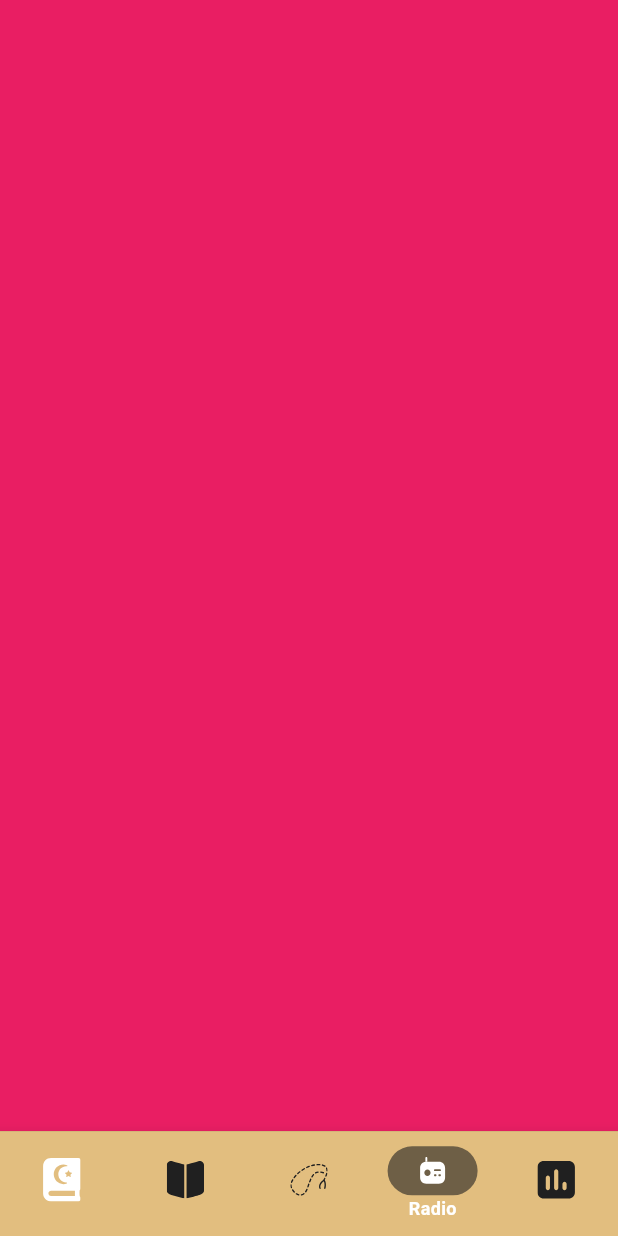
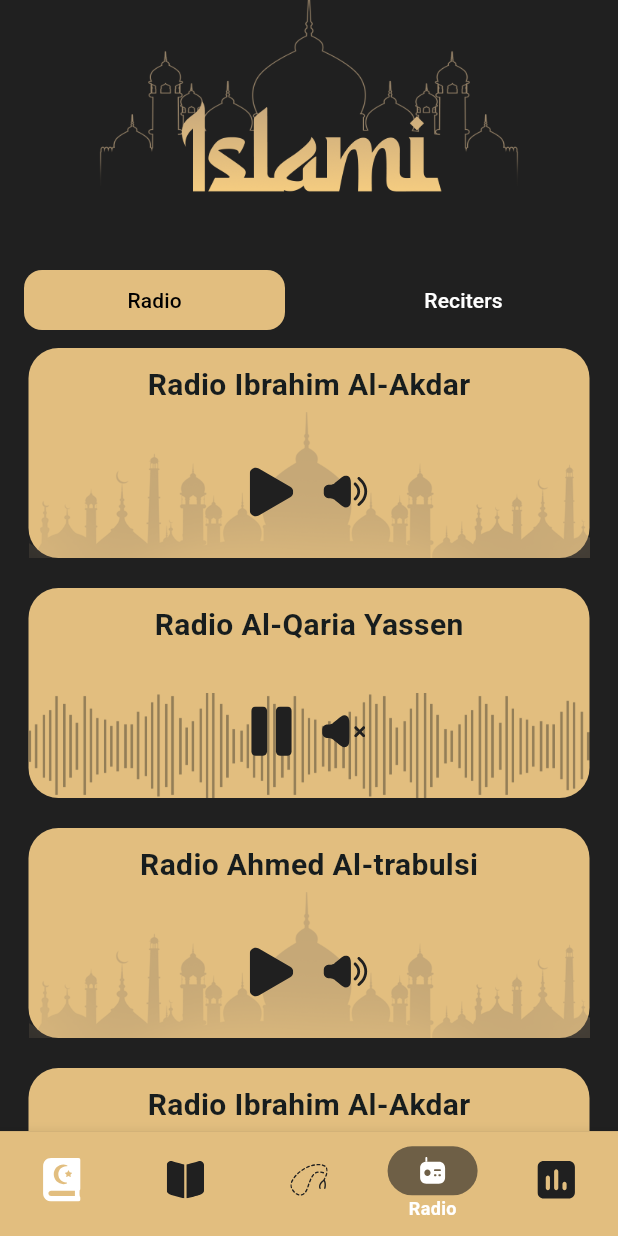
Before and after one commit to MarkGmal/islamyApp, a Flutter app: the MainLayer screen opened directly, item 4 of the bottom bar chosen, on a phone screen of 412 x 824 dp. Run offline on Flutter 3.47's test engine with Material 3 defaults, Android fonts, the phone set to English and light mode, and no system bars; our stand-ins replace flutter_svg, introduction_screen.

Commit message:
radio tab
Signed-off-by: MarkGmal <markgamal780@gmail.com>

```diff
--- a/lib/Commen/app_const.dart
+++ b/lib/Commen/app_const.dart
@@ -15,4 +15,10 @@ abstract class AppConsts {
   static const String introBg3 = 'assets/images/intro_bg3.png';
   static const String introBg4 = 'assets/images/intro_bg4.png';
   static const String introBg5 = 'assets/images/intro_bg5.png';
+  static const String bg1Card = 'assets/images/bg1_card.png';
+  static const String play = 'assets/svg_icons/play.svg';
+  static const String pause = 'assets/svg_icons/pause.svg';
+  static const String volumeHigh = 'assets/svg_icons/volume_high.svg';
+  static const String volumeLow = 'assets/svg_icons/volume_low.svg';
+  static const String soundWave = 'assets/images/sound_wave.png';
 }
--- a/lib/Screens/Main Layer/main_layer.dart
+++ b/lib/Screens/Main Layer/main_layer.dart
@@ -4,6 +4,7 @@ import 'package:session8_islame/Commen/app_const.dart';
 import 'package:session8_islame/Tabs/quran_tab/quran_tab.dart';
 
 import '../../Commen/common_decorations.dart';
+import '../../Tabs/Radio Tab/radio_tab.dart';
 import '../../Tabs/hadeeth Tab/hadeeth_tab.dart';
 
 class MainLayer extends StatefulWidget {
@@ -17,7 +18,7 @@ class _MainLayerState extends State<MainLayer> {
     QuranTab(),
     HadeethTab(),
     Container(color: Colors.amber),
-    Container(color: Colors.pink),
+    RadioTab(),
     Container(color: Colors.blue),
   ];
 
--- /dev/null
+++ b/lib/Tabs/Radio Tab/Widgets/cards.dart
@@ -0,0 +1,72 @@
+import 'package:flutter/material.dart';
+import 'package:flutter_svg/flutter_svg.dart';
+import 'package:session8_islame/Commen/app_color.dart';
+import 'package:session8_islame/Commen/app_const.dart';
+
+class Cards extends StatelessWidget {
+  Cards({
+    required this.image,
+    required this.text,
+    required this.iconPlay,
+    required this.iconSound,
+    super.key,
+  });
+
+  String text;
+  String image;
+  String iconPlay;
+  String iconSound;
+
+  @override
+  Widget build(BuildContext context) {
+    return Container(
+      margin: EdgeInsets.symmetric(vertical: 10, horizontal: 19),
+      width: 390,
+      height: 140,
+      decoration: BoxDecoration(
+        borderRadius: BorderRadius.circular(20),
+        color: AppColors.goldColor,
+      ),
+      child: Stack(
+        children: [
+          Positioned(
+            bottom: 0,
+            right: 0,
+            left: 0,
+            child: Opacity(
+              opacity: 0.4,
+              child: Image.asset(image, fit: BoxFit.cover),
+            ),
+          ),
+          Column(
+            children: [
+              Padding(
+                padding: const EdgeInsets.only(top: 10.0, bottom: 20),
+                child: Text(
+                  text,
+                  style: TextStyle(
+                    fontWeight: FontWeight.bold,
+                    fontSize: 20,
+                    fontFamily: AppConsts.fontFamily,
+                  ),
+                ),
+              ),
+              // SizedBox(height: 15),
+              Padding(
+                padding: const EdgeInsets.only(top: 20.0, bottom: 13.0),
+                child: Row(
+                  mainAxisAlignment: MainAxisAlignment.center,
+                  children: [
+                    SvgPicture.asset(iconPlay),
+                    SizedBox(width: 20),
+                    SvgPicture.asset(iconSound),
+                  ],
+                ),
+              ),
+            ],
+          ),
+        ],
+      ),
+    );
+  }
+}
--- /dev/null
+++ b/lib/Tabs/Radio Tab/radio_tab.dart
@@ -0,0 +1,138 @@
+import 'package:flutter/material.dart';
+import 'package:session8_islame/Commen/app_color.dart';
+import 'package:session8_islame/Commen/app_const.dart';
+import 'package:session8_islame/Main%20Wigets/main_header.dart';
+
+import 'Widgets/cards.dart';
+
+class RadioTab extends StatelessWidget {
+  const RadioTab({super.key});
+
+  @override
+  Widget build(BuildContext context) {
+    return DefaultTabController(
+      length: 2,
+      child: Scaffold(
+        body: Column(
+          children: [
+            MainHeader(),
+            SizedBox(height: 20),
+            TabBar(
+              indicatorColor: Colors.transparent,
+              dividerColor: Colors.transparent,
+              labelColor: Colors.black,
+              unselectedLabelColor: Colors.white,
+              tabs: [
+                Container(
+                  width: 185,
+                  height: 40,
+                  decoration: BoxDecoration(
+                    borderRadius: BorderRadius.circular(12),
+                    color: AppColors.goldColor,
+                  ),
+                  child: Tab(text: "Radio"),
+                ),
+                Container(
+                  width: 185,
+                  height: 40,
+                  decoration: BoxDecoration(
+                    borderRadius: BorderRadius.circular(12),
+                    color: AppColors.blackColor,
+                  ),
+                  child: Tab(text: "Reciters"),
+                ),
+              ],
+            ),
+
+            Expanded(
+              child: TabBarView(
+                children: [
+                  ListView(
+                    children: [
+                      Cards(
+                        image: AppConsts.bg1Card,
+                        text: "Radio Ibrahim Al-Akdar",
+                        iconPlay: AppConsts.play,
+                        iconSound: AppConsts.volumeHigh,
+                      ),
+                      Cards(
+                        image: AppConsts.soundWave,
+                        text: "Radio Al-Qaria Yassen",
+                        iconPlay: AppConsts.pause,
+                        iconSound: AppConsts.volumeLow,
+                      ),
+                      Cards(
+                        image: AppConsts.bg1Card,
+                        text: "Radio Ahmed Al-trabulsi",
+                        iconPlay: AppConsts.play,
+                        iconSound: AppConsts.volumeHigh,
+                      ),
+                      Cards(
+                        image: AppConsts.bg1Card,
+                        text: "Radio Ibrahim Al-Akdar",
+                        iconPlay: AppConsts.play,
+                        iconSound: AppConsts.volumeHigh,
+                      ),
+                      Cards(
+                        image: AppConsts.bg1Card,
+                        text: "Radio Addokali Mohammad Alalim",
+                        iconPlay: AppConsts.play,
+                        iconSound: AppConsts.volumeHigh,
+                      ),
+                      Cards(
+                        image: AppConsts.bg1Card,
+                        text: "Radio Ibrahim Al-Akdar",
+                        iconPlay: AppConsts.play,
+                        iconSound: AppConsts.volumeHigh,
+                      ),
+                    ],
+                  ),
+                  ListView(
+                    children: [
+                      Cards(
+                        image: AppConsts.bg1Card,
+                        text: "Ibrahim Al-Akdar",
+                        iconPlay: AppConsts.play,
+                        iconSound: AppConsts.volumeHigh,
+                      ),
+                      Cards(
+                        image: AppConsts.soundWave,
+                        text: "Akram Alalaqmi",
+                        iconPlay: AppConsts.pause,
+                        iconSound: AppConsts.volumeLow,
+                      ),
+                      Cards(
+                        image: AppConsts.bg1Card,
+                        text: "Majed Al-Enezi",
+                        iconPlay: AppConsts.play,
+                        iconSound: AppConsts.volumeHigh,
+                      ),
+                      Cards(
+                        image: AppConsts.bg1Card,
+                        text: "Malik shaibat Alhamed",
+                        iconPlay: AppConsts.play,
+                        iconSound: AppConsts.volumeHigh,
+                      ),
+                      Cards(
+                        image: AppConsts.bg1Card,
+                        text: "Akram Alalaqmi",
+                        iconPlay: AppConsts.play,
+                        iconSound: AppConsts.volumeHigh,
+                      ),
+                      Cards(
+                        image: AppConsts.bg1Card,
+                        text: "Ibrahim Al-Akdar",
+                        iconPlay: AppConsts.play,
+                        iconSound: AppConsts.volumeHigh,
+                      ),
+                    ],
+                  ),
+                ],
+              ),
+            ),
+          ],
+        ),
+      ),
+    );
+  }
+}
```
Also changed, not shown: assets/images/bg1_card.png (added), assets/images/sound_wave.png (added), assets/svg_icons/pause.svg (added), assets/svg_icons/play.svg (added), assets/svg_icons/sound_wave.svg (added), assets/svg_icons/volume_high.svg (added), assets/svg_icons/volume_low.svg (added).
